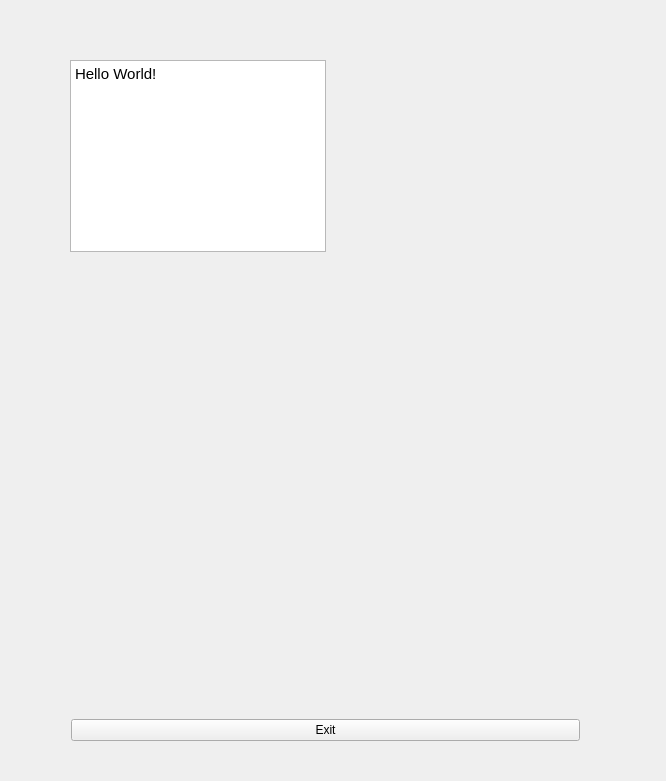
Before: the Qt Designer form mainwidget.ui in timchenggu123/SyosetsuReader, drawn with Qt 5.
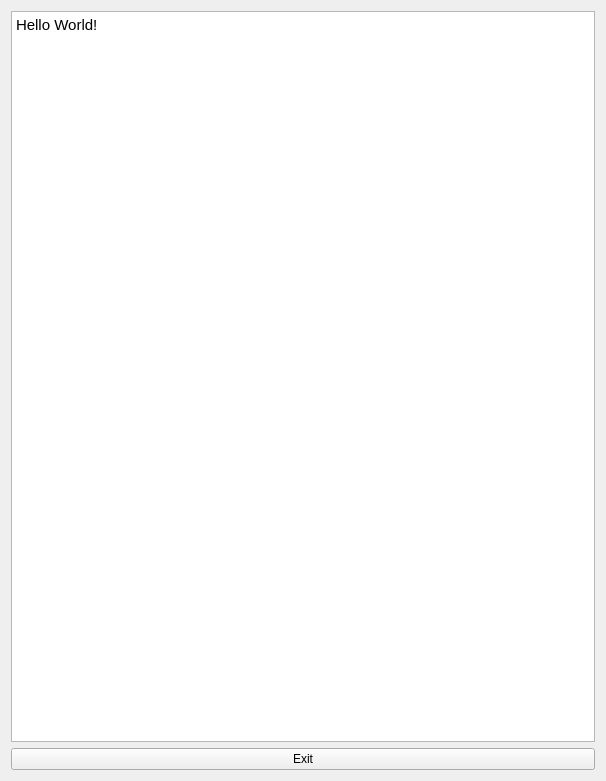
After: the same form once the commit is applied.

Commit message: adjusted layout:

```diff
--- a/mainwidget.ui
+++ b/mainwidget.ui
@@ -6,22 +6,28 @@
    <rect>
     <x>0</x>
     <y>0</y>
-    <width>666</width>
+    <width>606</width>
     <height>781</height>
    </rect>
   </property>
+  <property name="minimumSize">
+   <size>
+    <width>606</width>
+    <height>781</height>
+   </size>
+  </property>
+  <property name="maximumSize">
+   <size>
+    <width>16777215</width>
+    <height>16777215</height>
+   </size>
+  </property>
   <property name="windowTitle">
    <string>MainWidget</string>
   </property>
+  <layout class="QVBoxLayout" name="verticalLayout">
+   <item>
   <widget class="QTextBrowser" name="textBrowser">
-   <property name="geometry">
-    <rect>
-     <x>70</x>
-     <y>60</y>
-     <width>256</width>
-     <height>192</height>
-    </rect>
-   </property>
    <property name="html">
     <string>&lt;!DOCTYPE HTML PUBLIC &quot;-//W3C//DTD HTML 4.0//EN&quot; &quot;http://www.w3.org/TR/REC-html40/strict.dtd&quot;&gt;
 &lt;html&gt;&lt;head&gt;&lt;meta name=&quot;qrichtext&quot; content=&quot;1&quot; /&gt;&lt;style type=&quot;text/css&quot;&gt;
@@ -30,15 +36,8 @@
 &lt;p style=&quot; margin-top:0px; margin-bottom:0px; margin-left:0px; margin-right:0px; -qt-block-indent:0; text-indent:0px;&quot;&gt;Hello World!&lt;/p&gt;&lt;/body&gt;&lt;/html&gt;</string>
    </property>
   </widget>
-  <widget class="QWidget" name="horizontalLayoutWidget">
-   <property name="geometry">
-    <rect>
-     <x>60</x>
-     <y>690</y>
-     <width>531</width>
-     <height>80</height>
-    </rect>
-   </property>
+   </item>
+   <item>
    <layout class="QHBoxLayout" name="horizontalLayout">
     <item>
      <widget class="QPushButton" name="ExitButton">
@@ -54,7 +53,8 @@
      </widget>
     </item>
    </layout>
-  </widget>
+   </item>
+  </layout>
  </widget>
  <layoutdefault spacing="6" margin="11"/>
  <resources/>
```
Lines whose indentation alone changed are shown as unchanged. The commit also changes 2 other files.
